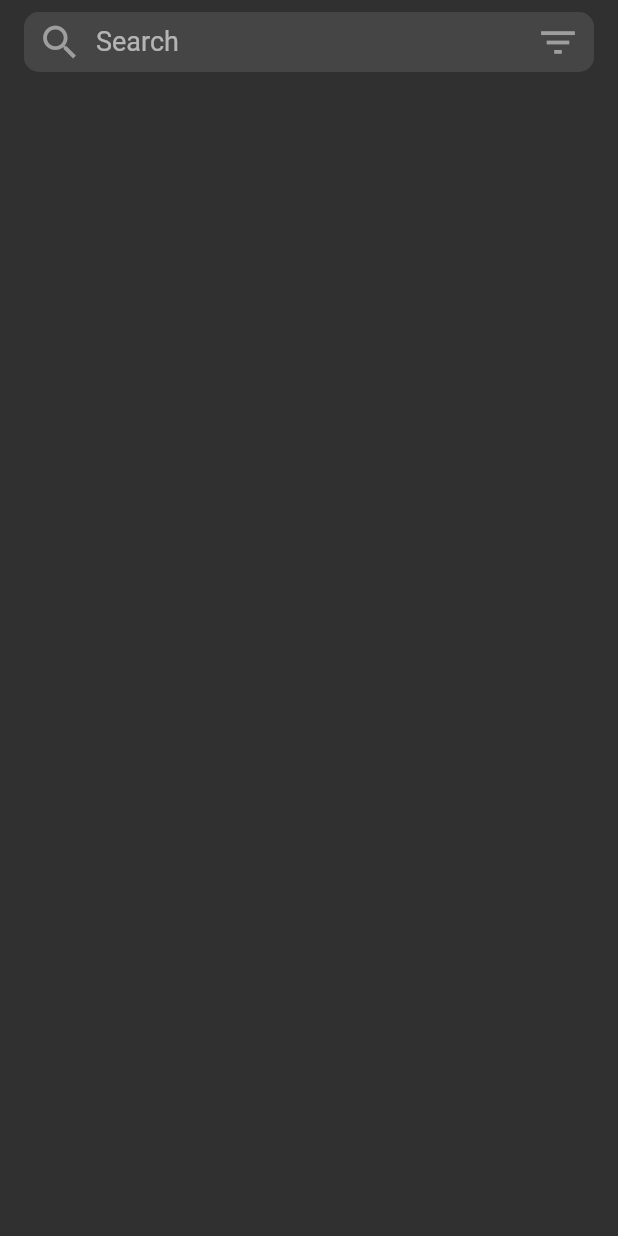
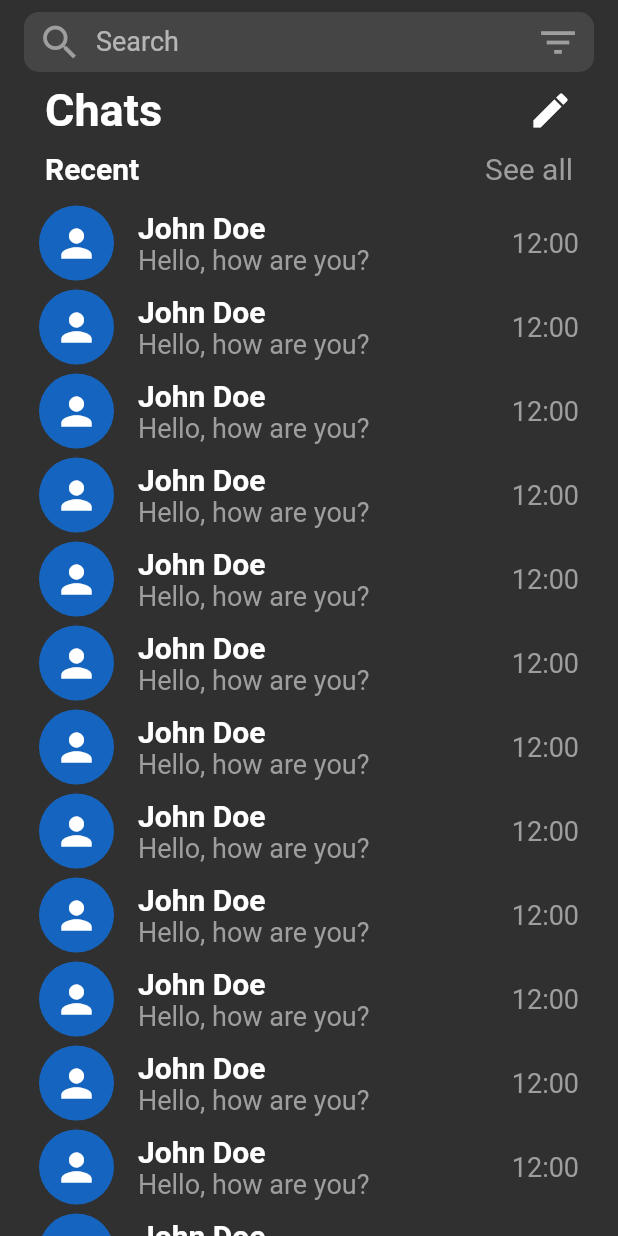
Before and after one commit to Escanorrr/Skyke, a Flutter app: the Chats screen opened directly, on a phone screen of 412 x 824 dp. Run offline on Flutter 3.47's test engine with Material 2 defaults, Android fonts, the light colour scheme and no system bars; our stand-ins replace firebase_auth, firebase_core, firebase_database, firebase_messaging, get, intl_phone_field and 3 more; missing offline and left inert: animator; accounts and stored records are empty.

Commit message:
-Added listviewbuilder to chat

```diff
--- a/lib/app/modules/home/views/home_view.dart
+++ b/lib/app/modules/home/views/home_view.dart
@@ -1,6 +1,7 @@
 import 'package:flutter/material.dart';
 
 import 'package:get/get.dart';
+import 'package:tinycolor2/tinycolor2.dart';
 
 import '../controllers/home_controller.dart';
 import 'package:animator/animator.dart';
@@ -81,20 +82,36 @@ class HomeView extends GetView<HomeController> {
         onPageChanged: (index) => controller.currentIndex(index),
       ),
       bottomNavigationBar: Obx(() {
-        return SizedBox(
+        return Container(
+          margin: const EdgeInsets.only(top: 6.0),
+          decoration: BoxDecoration(
+            //elevation: 10,
+            boxShadow: <BoxShadow>[
+              BoxShadow(
+                color: Colors.black,
+                //offset: Offset(0, 1), //(x,y)
+                blurRadius: 5,
+                spreadRadius: 0.5,
+              ),
+            ],
+            border: Border(
+              top: BorderSide(
+                color: Colors.grey.shade400.withOpacity(0.7),
+                width: 0.5,
+                style: BorderStyle.values[1],
+              ),
+            ),
+          ),
           height: 60,
           child: BottomNavigationBar(
-            elevation: 10,
-
             type: BottomNavigationBarType.shifting, // Fixed
             fixedColor: Colors.lightBlueAccent,
-
             //fixedColor: Colors.purple,
             currentIndex: controller.currentIndex.value,
             onTap: (index) => controller.changeIndex(index),
             items: [
               BottomNavigationBarItem(
-                backgroundColor: Colors.blue,
+                //backgroundColor: Theme.of(context).primaryColor,
                 icon: Icon(
                   Icons.chat_bubble_outline,
                   color: Colors.grey,
--- a/lib/app/modules/home/widgets/Chats.dart
+++ b/lib/app/modules/home/widgets/Chats.dart
@@ -40,6 +40,109 @@ class Chats extends StatelessWidget {
             ),
           ),
         ),
+        body: Column(
+          children: [
+            Container(
+              padding: EdgeInsets.only(left: 30, right: 30),
+              child: Row(
+                mainAxisAlignment: MainAxisAlignment.spaceBetween,
+                children: [
+                  Text(
+                    'Chats',
+                    style: TextStyle(
+                      fontSize: 30,
+                      fontWeight: FontWeight.bold,
+                    ),
+                  ),
+                  Icon(
+                    Icons.edit,
+                    size: 30,
+                  ),
+                ],
+              ),
+            ),
+            SizedBox(
+              height: 10,
+            ),
+            Container(
+              padding: EdgeInsets.only(left: 30, right: 30),
+              child: Row(
+                mainAxisAlignment: MainAxisAlignment.spaceBetween,
+                children: [
+                  Text(
+                    'Recent',
+                    style: TextStyle(
+                      fontSize: 20,
+                      fontWeight: FontWeight.bold,
+                    ),
+                  ),
+                  Text(
+                    'See all',
+                    style: TextStyle(
+                      fontSize: 20,
+                      color: Colors.grey,
+                    ),
+                  ),
+                ],
+              ),
+            ),
+            SizedBox(
+              height: 10,
+            ),
+            Expanded(
+              child: ListView.builder(
+                padding: EdgeInsets.only(left: 10, right: 10),
+                scrollDirection: Axis.vertical,
+                shrinkWrap: true,
+                itemCount: 25,
+                itemBuilder: (BuildContext context, int index) {
+                  return ListTile(
+                    leading: Container(
+                      width: 50,
+                      height: 50,
+                      decoration: BoxDecoration(
+                        shape: BoxShape.circle,
+                        color: Colors.blue.shade800,
+                      ),
+                      child: Icon(
+                        Icons.person,
+                        size: 30,
+                        color: Colors.white,
+                      ),
+                    ),
+                    title: Column(
+                      crossAxisAlignment: CrossAxisAlignment.start,
+                      children: [
+                        Text(
+                          'John Doe',
+                          style: TextStyle(
+                            fontSize: 20,
+                            fontWeight: FontWeight.bold,
+                          ),
+                        ),
+                        Text(
+                          'Hello, how are you?',
+                          style: TextStyle(
+                            fontSize: 18,
+                            color: Colors.grey,
+                          ),
+                        ),
+                      ],
+                    ),
+                    trailing: Text(
+                      '12:00',
+                      style: TextStyle(
+                        fontSize: 18,
+                        color: Colors.grey,
+                      ),
+                    ),
                   );
+                },
+
+                //
+              ),
+            ),
+          ],
+        ));
   }
 }
```
Lines whose indentation alone changed are shown as unchanged.
